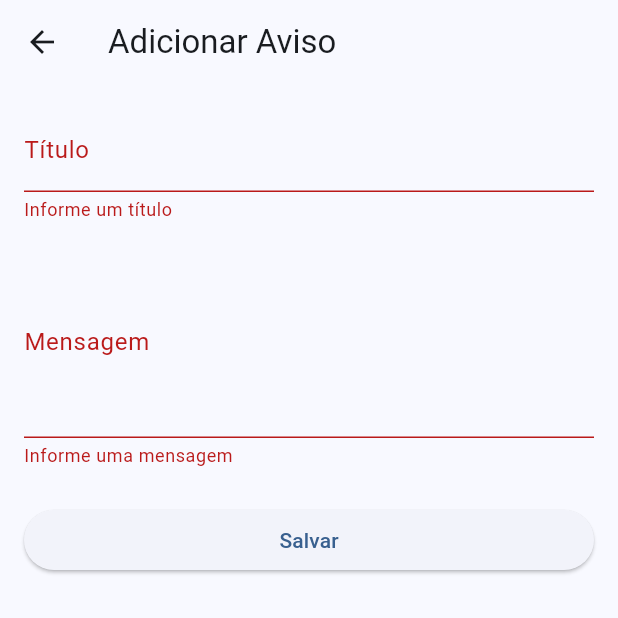
After one commit to Dev-Sphere-Enterprise/FamiliaEscolaApp, a Flutter app: the AdicionarAvisoPage screen opened directly, after a tap on "Salvar", on a phone screen of 412 x 824 dp, the top half of it. The commit adds this screen. Run offline on Flutter 3.47's test engine with Material 3 defaults, Android fonts, the light colour scheme and no system bars; our stand-ins replace cloud_firestore, firebase_auth, firebase_core; accounts and stored records are empty.

Commit message:
feat: integrar MainScaffold e adicionar botão de criação de avisos para gestores

```diff
--- /dev/null
+++ b/lib/pages/adicionar_avisos_page.dart
@@ -0,0 +1,105 @@
+import 'package:flutter/material.dart';
+import 'package:cloud_firestore/cloud_firestore.dart';
+
+class AdicionarAvisoPage extends StatefulWidget {
+  const AdicionarAvisoPage({super.key});
+
+  @override
+  State<AdicionarAvisoPage> createState() => _AdicionarAvisoPageState();
+}
+
+class _AdicionarAvisoPageState extends State<AdicionarAvisoPage> {
+  final _formKey = GlobalKey<FormState>();
+  final _tituloCtrl = TextEditingController();
+  final _mensagemCtrl = TextEditingController();
+  bool _loading = false;
+
+  @override
+  void dispose() {
+    _tituloCtrl.dispose();
+    _mensagemCtrl.dispose();
+    super.dispose();
+  }
+
+  Future<void> _salvarAviso() async {
+    if (!_formKey.currentState!.validate()) return;
+
+    setState(() => _loading = true);
+
+    try {
+      final usuariosSnapshot = await FirebaseFirestore.instance.collection('users').get();
+
+      final batch = FirebaseFirestore.instance.batch();
+      for (var userDoc in usuariosSnapshot.docs) {
+        final avisoRef = FirebaseFirestore.instance
+            .collection('avisosUsuarios')
+            .doc(userDoc.id)
+            .collection('itens')
+            .doc();
+
+        batch.set(avisoRef, {
+          'titulo': _tituloCtrl.text.trim(),
+          'mensagem': _mensagemCtrl.text.trim(),
+          'data': DateTime.now(),
+          'lido': false,
+        });
+      }
+
+      await batch.commit();
+
+      if (mounted) {
+        ScaffoldMessenger.of(context).showSnackBar(
+          const SnackBar(content: Text("Aviso adicionado com sucesso!")),
+        );
+        Navigator.pop(context);
+      }
+    } catch (e) {
+      if (mounted) {
+        ScaffoldMessenger.of(context).showSnackBar(
+          SnackBar(content: Text("Erro ao salvar aviso: $e")),
+        );
+      }
+    } finally {
+      if (mounted) setState(() => _loading = false);
+    }
+  }
+
+  @override
+  Widget build(BuildContext context) {
+    return Scaffold(
+      appBar: AppBar(title: const Text("Adicionar Aviso")),
+      body: Padding(
+        padding: const EdgeInsets.all(16),
+        child: Form(
+          key: _formKey,
+          child: Column(
+            children: [
+              TextFormField(
+                controller: _tituloCtrl,
+                decoration: const InputDecoration(labelText: "Título"),
+                validator: (v) => v!.isEmpty ? "Informe um título" : null,
+              ),
+              const SizedBox(height: 16),
+              TextFormField(
+                controller: _mensagemCtrl,
+                maxLines: 4,
+                decoration: const InputDecoration(labelText: "Mensagem"),
+                validator: (v) => v!.isEmpty ? "Informe uma mensagem" : null,
+              ),
+              const SizedBox(height: 24),
+              SizedBox(
+                width: double.infinity,
+                child: ElevatedButton(
+                  onPressed: _loading ? null : _salvarAviso,
+                  child: _loading
+                      ? const CircularProgressIndicator(color: Colors.white)
+                      : const Text("Salvar"),
+                ),
+              )
+            ],
+          ),
+        ),
+      ),
+    );
+  }
+}
--- a/lib/widgets/main_scaffold.dart
+++ b/lib/widgets/main_scaffold.dart
@@ -8,11 +8,13 @@ import 'package:FamiliaEscolaApp/pages/profile_page.dart';
 class MainScaffold extends StatelessWidget {
   final Widget body;
   final int currentIndex;
+  final Widget? floatingActionButton;
 
   const MainScaffold({
     super.key,
     required this.body,
     required this.currentIndex,
+    this.floatingActionButton,
   });
 
   void _onTap(BuildContext context, int index) {
@@ -77,6 +79,7 @@ class MainScaffold extends StatelessWidget {
           BottomNavigationBarItem(icon: Icon(Icons.person), label: "Perfil"),
         ],
       ),
+      floatingActionButton: floatingActionButton,
     );
   }
 }
```
Also changed, not shown: lib/pages/avisos_page.dart (+89 -41 lines).
